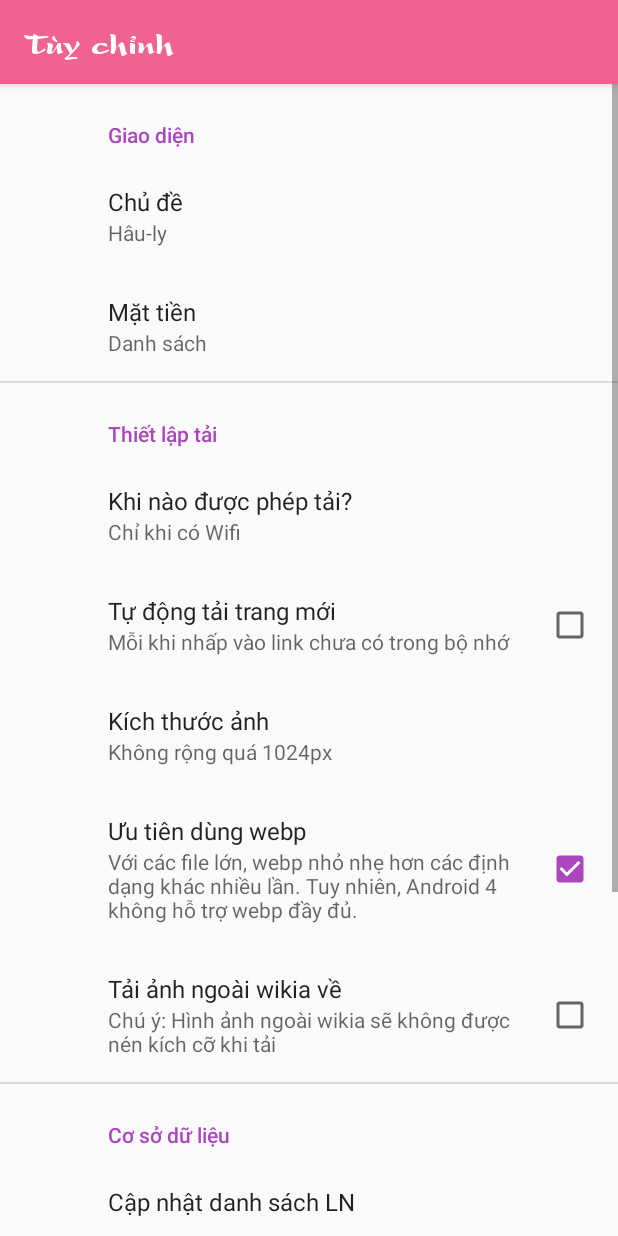
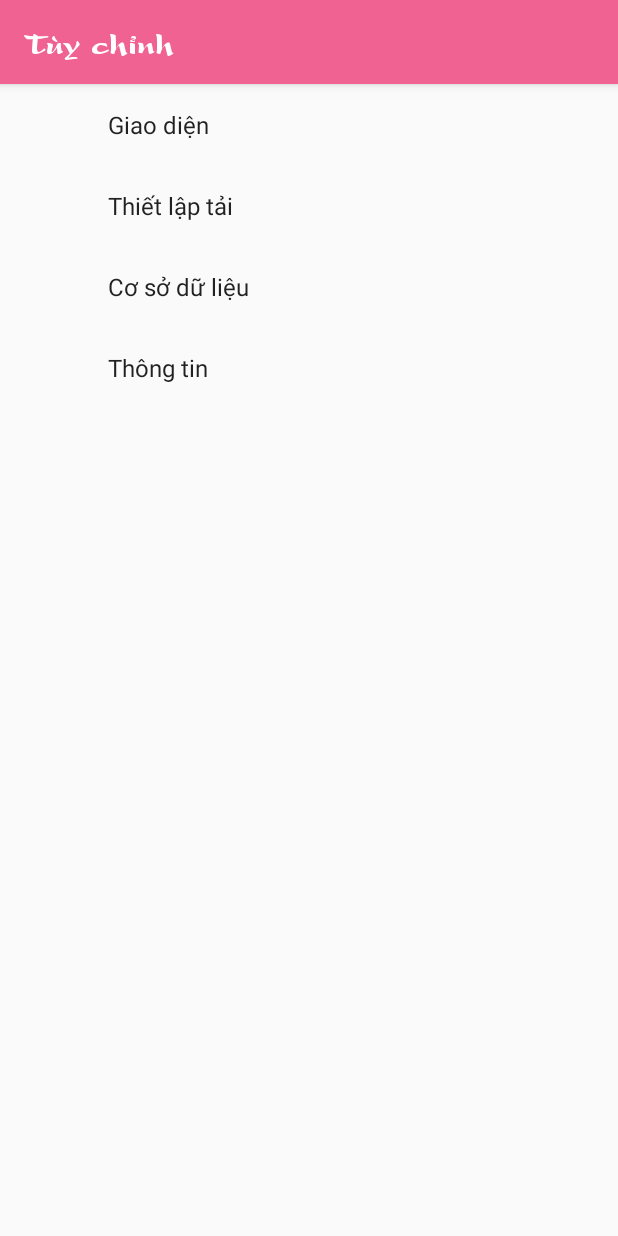
Before and after one commit to perfectstrong/SonakoReader, an Android app: the SettingsActivity screen opened directly, with no data from a screen before it, on a phone screen of 412 x 824 dp. Run offline under Robolectric (Android 15) with nearby library versions, the phone set to English and light mode, and no system bars; our stand-ins replace androidx.preference.

Commit message:
Add preferences subscreens

```diff
--- a/app/src/main/java/perfectstrong/sonako/sonakoreader/SettingsActivity.java
+++ b/app/src/main/java/perfectstrong/sonako/sonakoreader/SettingsActivity.java
@@ -2,16 +2,47 @@ package perfectstrong.sonako.sonakoreader;
 
 import android.os.Bundle;
 
+import androidx.fragment.app.Fragment;
+import androidx.fragment.app.FragmentTransaction;
+import androidx.preference.PreferenceFragmentCompat;
+import androidx.preference.PreferenceScreen;
 import perfectstrong.sonako.sonakoreader.fragments.SettingsFragment;
 
-public class SettingsActivity extends SonakoActivity {
+public class SettingsActivity extends SonakoActivity implements PreferenceFragmentCompat.OnPreferenceStartScreenCallback {
 
     @Override
     protected void onCreate(Bundle savedInstanceState) {
         super.onCreate(savedInstanceState);
-        getSupportFragmentManager()
-                .beginTransaction()
-                .replace(android.R.id.content, new SettingsFragment())
-                .commit();
+        if (savedInstanceState == null) {
+            // Create the fragment only when the activity is created for the first time.
+            // ie. not after orientation changes
+            Fragment fragment = getSupportFragmentManager().findFragmentByTag(SettingsFragment.FRAGMENT_TAG);
+            if (fragment == null) {
+                fragment = new SettingsFragment();
+            }
+
+            getSupportFragmentManager()
+                    .beginTransaction()
+                    .replace(android.R.id.content, fragment, SettingsFragment.FRAGMENT_TAG)
+                    .commit();
+        }
+    }
+
+    @Override
+    public boolean onPreferenceStartScreen(PreferenceFragmentCompat caller,
+                                           PreferenceScreen preferenceScreen) {
+        FragmentTransaction ft = getSupportFragmentManager().beginTransaction();
+        ft.setCustomAnimations(android.R.anim.slide_in_left,
+                android.R.anim.slide_out_right,
+                android.R.anim.slide_in_left,
+                android.R.anim.slide_out_right);
+        SettingsFragment fragment = new SettingsFragment();
+        Bundle args = new Bundle();
+        args.putString(PreferenceFragmentCompat.ARG_PREFERENCE_ROOT, preferenceScreen.getKey());
+        fragment.setArguments(args);
+        ft.replace(android.R.id.content, fragment, preferenceScreen.getKey());
+        ft.addToBackStack(preferenceScreen.getKey());
+        ft.commit();
+        return true;
     }
 }
--- a/app/src/main/java/perfectstrong/sonako/sonakoreader/fragments/SettingsFragment.java
+++ b/app/src/main/java/perfectstrong/sonako/sonakoreader/fragments/SettingsFragment.java
@@ -14,17 +14,23 @@ import perfectstrong.sonako.sonakoreader.database.LightNovelsDatabaseClient;
 
 public class SettingsFragment extends PreferenceFragmentCompat {
 
+    public static final String FRAGMENT_TAG = "SETTINGS_FRAGMENT";
+
     @Override
     public void onCreatePreferences(Bundle savedInstanceState, String rootKey) {
         setPreferencesFromResource(R.xml.preferences, rootKey);
-        //noinspection ConstantConditions
-        findPreference(getString(R.string.key_pref_skin)).setOnPreferenceChangeListener((preference, newValue) -> {
+        if ((getString(R.string.key_interface_options)).equals(rootKey)) {
+            Preference prefSkin = findPreference(getString(R.string.key_pref_skin));
+            if (prefSkin != null) {
+                prefSkin.setOnPreferenceChangeListener((preference, newValue) -> {
                     String str = (String) newValue;
                     //noinspection ConstantConditions
                     ((SettingsActivity) getActivity()).setSkin(str);
                     getActivity().recreate();
                     return true;
                 });
+            }
+        }
     }
 
     @Override
--- a/app/src/main/res/values/strings.xml
+++ b/app/src/main/res/values/strings.xml
@@ -75,8 +75,8 @@
     <string name="download_wikia_images_not_over_1024px_value">1024</string>
     <string name="key_pref_download_wikia_images">key_pref_download_wikia_images</string>
     <string name="title_pref_download_wikia_images">Kích thước ảnh</string>
-    <string name="pref_grp_database">Cơ sở dữ liệu</string>
-    <string name="pref_grp_app_info">Thông tin</string>
+    <string name="title_database_options">Cơ sở dữ liệu</string>
+    <string name="pref_app_info">Thông tin</string>
     <string name="summary_pref_about">Tàng kinh các cho đêm trường không trăng không net</string>
     <string name="title_app_version">Phiên bản</string>
     <string name="app_version">1.0</string>
@@ -105,4 +105,11 @@
     <string name="page_ln_favorites">Yêu thích</string>
     <string name="page_history">Lịch sử</string>
     <string name="page_download">Download</string>
+    <string name="summary_developper">Phẹt</string>
+    <string name="title_developper">Dev</string>
+    <string name="key_interface_options">key_interface_options</string>
+    <string name="key_download_options">key_download_options</string>
+    <string name="key_database_options">key_database_options</string>
+    <string name="key_app_info">key_app_info</string>
+    <string name="key_pref_sonako">key_pref_sonako</string>
 </resources>
--- a/app/src/main/res/xml/preferences.xml
+++ b/app/src/main/res/xml/preferences.xml
@@ -1,6 +1,9 @@
 <?xml version="1.0" encoding="utf-8"?>
-<PreferenceScreen xmlns:android="http://schemas.android.com/apk/res/android">
-    <PreferenceCategory android:title="@string/title_interface_options">
+<PreferenceScreen xmlns:android="http://schemas.android.com/apk/res/android"
+    android:key="@string/key_pref_sonako">
+    <PreferenceScreen
+        android:key="@string/key_interface_options"
+        android:title="@string/title_interface_options">
         <ListPreference
             android:defaultValue="@string/default_skin"
             android:entries="@array/pref_skin"
@@ -15,8 +18,10 @@
             android:key="@string/key_pref_first_page"
             android:summary="%s"
             android:title="@string/title_pref_first_page" />
-    </PreferenceCategory>
-    <PreferenceCategory android:title="@string/title_download_options">
+    </PreferenceScreen>
+    <PreferenceScreen
+        android:key="@string/key_download_options"
+        android:title="@string/title_download_options">
         <ListPreference
             android:defaultValue="@string/default_download_when"
             android:entries="@array/pref_download_when"
@@ -49,8 +54,10 @@
             android:key="@string/key_pref_download_external_images"
             android:summary="@string/summary_download_external_images"
             android:title="@string/title_pref_download_external_images" />
-    </PreferenceCategory>
-    <PreferenceCategory android:title="@string/pref_grp_database">
+    </PreferenceScreen>
+    <PreferenceScreen
+        android:key="@string/key_database_options"
+        android:title="@string/title_database_options">
         <Preference
             android:selectable="true"
             android:title="@string/title_update_lndb" />
@@ -60,8 +67,10 @@
         <Preference
             android:selectable="true"
             android:title="@string/title_clear_history" />
-    </PreferenceCategory>
-    <PreferenceCategory android:title="@string/pref_grp_app_info">
+    </PreferenceScreen>
+    <PreferenceScreen
+        android:key="@string/key_app_info"
+        android:title="@string/pref_app_info">
         <Preference
             android:selectable="false"
             android:summary="@string/summary_pref_about"
@@ -70,6 +79,10 @@
             android:selectable="false"
             android:summary="@string/app_version"
             android:title="@string/title_app_version" />
-    </PreferenceCategory>
+        <Preference
+            android:selectable="false"
+            android:summary="@string/summary_developper"
+            android:title="@string/title_developper" />
+    </PreferenceScreen>
 
 </PreferenceScreen>
```
Lines whose indentation alone changed are shown as unchanged.
